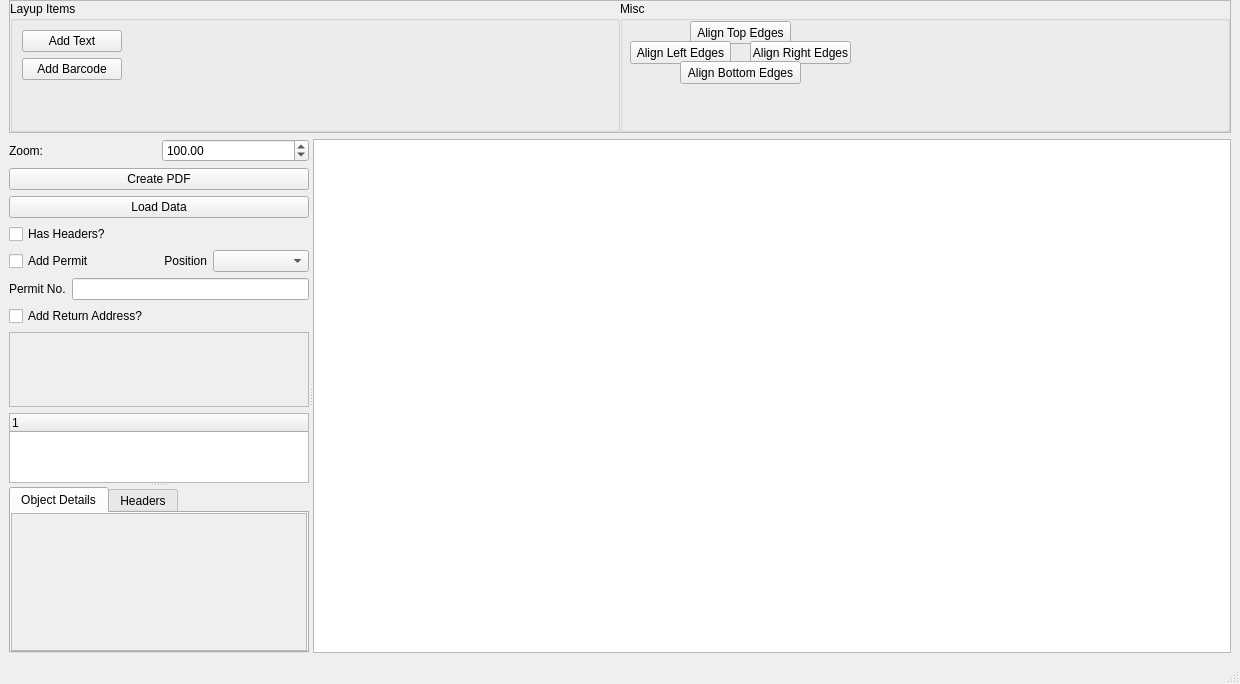
Qt form LabelDesigner.ui (marvin939/label-designer) before a commit.
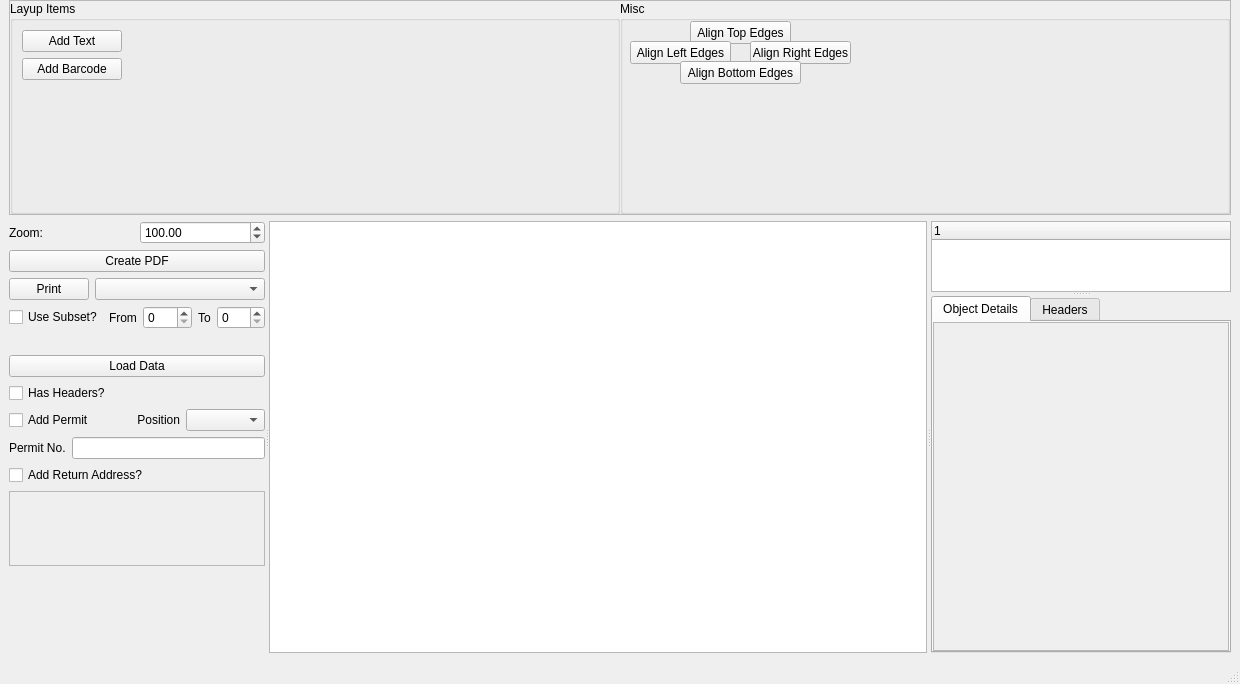
The same form after that commit. The open tabs and pages were chosen to show the change. Custom widgets are drawn as their Qt base class.

Commit message: Tweaked settings for the permit and return fonts. Added ability to print direct to the printer

The edit to the form file:
```diff
--- a/LabelDesigner.ui
+++ b/LabelDesigner.ui
@@ -42,7 +42,7 @@
        <item>
         <widget class="QGroupBox" name="groupBox">
          <property name="sizePolicy">
-          <sizepolicy hsizetype="Preferred" vsizetype="Maximum">
+          <sizepolicy hsizetype="Preferred" vsizetype="Preferred">
            <horstretch>0</horstretch>
            <verstretch>0</verstretch>
           </sizepolicy>
@@ -187,6 +187,8 @@
      </widget>
     </item>
     <item>
+     <layout class="QHBoxLayout" name="horizontalLayout_9">
+      <item>
      <widget class="QSplitter" name="splitter_2">
       <property name="sizePolicy">
        <sizepolicy hsizetype="Preferred" vsizetype="Preferred">
@@ -231,6 +233,58 @@
             </item>
            </layout>
           </item>
+            <item row="4" column="0">
+             <layout class="QHBoxLayout" name="horizontalLayout_6">
+              <item>
+               <widget class="QCheckBox" name="useSubset">
+                <property name="text">
+                 <string>Use Subset?</string>
+                </property>
+               </widget>
+              </item>
+              <item>
+               <widget class="QLabel" name="label_4">
+                <property name="text">
+                 <string>From</string>
+                </property>
+               </widget>
+              </item>
+              <item>
+               <widget class="QSpinBox" name="subsetBottom">
+                <property name="sizePolicy">
+                 <sizepolicy hsizetype="Minimum" vsizetype="Fixed">
+                  <horstretch>1</horstretch>
+                  <verstretch>0</verstretch>
+                 </sizepolicy>
+                </property>
+               </widget>
+              </item>
+              <item>
+               <widget class="QLabel" name="label_5">
+                <property name="text">
+                 <string>To</string>
+                </property>
+               </widget>
+              </item>
+              <item>
+               <widget class="QSpinBox" name="subsetTop">
+                <property name="sizePolicy">
+                 <sizepolicy hsizetype="Minimum" vsizetype="Fixed">
+                  <horstretch>1</horstretch>
+                  <verstretch>0</verstretch>
+                 </sizepolicy>
+                </property>
+               </widget>
+              </item>
+             </layout>
+            </item>
+            <item row="6" column="0">
+             <widget class="QPushButton" name="loadData">
+              <property name="text">
+               <string>Load Data</string>
+              </property>
+             </widget>
+            </item>
           <item row="1" column="0">
            <widget class="QPushButton" name="createPdfBtn">
             <property name="text">
@@ -239,9 +293,36 @@
            </widget>
           </item>
           <item row="2" column="0">
-           <widget class="QPushButton" name="loadData">
+             <layout class="QHBoxLayout" name="horizontalLayout_10">
+              <item>
+               <widget class="QPushButton" name="printButton">
             <property name="text">
-             <string>Load Data</string>
+                 <string>Print</string>
+                </property>
+               </widget>
+              </item>
+              <item>
+               <widget class="QComboBox" name="printerList">
+                <property name="sizePolicy">
+                 <sizepolicy hsizetype="Preferred" vsizetype="Fixed">
+                  <horstretch>1</horstretch>
+                  <verstretch>0</verstretch>
+                 </sizepolicy>
+                </property>
+               </widget>
+              </item>
+             </layout>
+            </item>
+            <item row="5" column="0">
+             <widget class="QLabel" name="dataInfo">
+              <property name="sizePolicy">
+               <sizepolicy hsizetype="Preferred" vsizetype="Minimum">
+                <horstretch>0</horstretch>
+                <verstretch>0</verstretch>
+               </sizepolicy>
+              </property>
+              <property name="text">
+               <string/>
             </property>
            </widget>
           </item>
@@ -338,6 +419,34 @@
          </widget>
         </item>
         <item>
+           <spacer name="verticalSpacer_2">
+            <property name="orientation">
+             <enum>Qt::Vertical</enum>
+            </property>
+            <property name="sizeHint" stdset="0">
+             <size>
+              <width>20</width>
+              <height>40</height>
+             </size>
+            </property>
+           </spacer>
+          </item>
+         </layout>
+        </widget>
+        <widget class="ZoomGraphicsView" name="graphicsView">
+         <property name="sizePolicy">
+          <sizepolicy hsizetype="Expanding" vsizetype="Expanding">
+           <horstretch>1</horstretch>
+           <verstretch>0</verstretch>
+          </sizepolicy>
+         </property>
+         <property name="cursor" stdset="0">
+          <cursorShape>ArrowCursor</cursorShape>
+         </property>
+        </widget>
+        <widget class="QWidget" name="verticalLayoutWidget">
+         <layout class="QVBoxLayout" name="verticalLayout_7">
+          <item>
          <widget class="QSplitter" name="splitter">
           <property name="sizePolicy">
            <sizepolicy hsizetype="Preferred" vsizetype="Preferred">
@@ -417,7 +526,7 @@
                   <x>0</x>
                   <y>0</y>
                   <width>292</width>
-                  <height>118</height>
+                    <height>379</height>
                  </rect>
                 </property>
                 <layout class="QVBoxLayout" name="verticalLayout_2">
@@ -459,22 +568,11 @@
         </item>
        </layout>
       </widget>
-      <widget class="ZoomGraphicsView" name="graphicsView">
-       <property name="sizePolicy">
-        <sizepolicy hsizetype="Expanding" vsizetype="Expanding">
-         <horstretch>1</horstretch>
-         <verstretch>0</verstretch>
-        </sizepolicy>
-       </property>
-       <property name="cursor" stdset="0">
-        <cursorShape>ArrowCursor</cursorShape>
-       </property>
-      </widget>
-     </widget>
-    </item>
-   </layout>
-   <zorder>splitter_2</zorder>
-   <zorder>frame</zorder>
+       </widget>
+      </item>
+     </layout>
+    </item>
+   </layout>
   </widget>
   <widget class="QMenuBar" name="menubar">
    <property name="geometry">
```
Left out of the diff: 4 changed lines with no effect on the pictures. Lines whose indentation alone changed are shown as unchanged. The commit also changes 7 other files.
